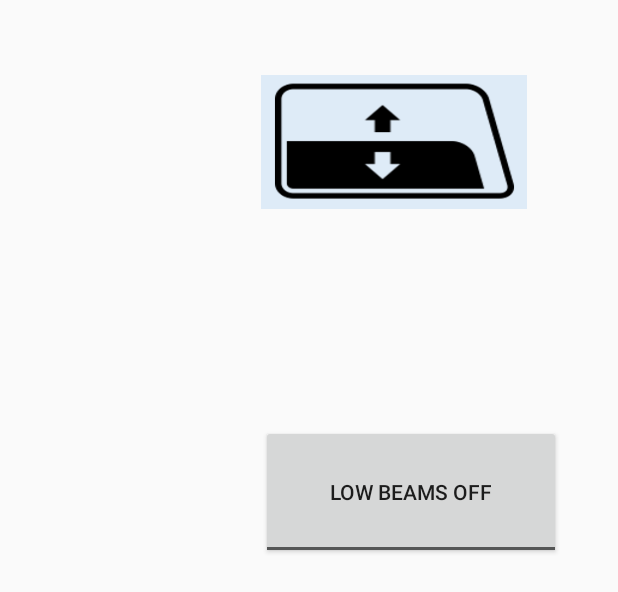
After one commit to mazaval4/carApp, an Android app: the layout car_layout_step2.xml on its own in the app's theme, with its tools: preview values and no code run, on a phone screen of 412 x 824 dp. The commit adds this screen. Shown: the top 592 px of the screen. Run offline under Robolectric (Android 15) with nearby library versions, the phone set to English and light mode, and no system bars.

Commit message:
Car Portion First Commit
Needs a back button, home button, and a timer, but this is what I got so
far.

```diff
--- /dev/null
+++ b/app/src/main/res/layout/car_layout_step2.xml
@@ -0,0 +1,62 @@
+<?xml version="1.0" encoding="utf-8"?>
+<GridLayout xmlns:android="http://schemas.android.com/apk/res/android"
+    xmlns:tools="http://schemas.android.com/tools"
+    android:layout_width="match_parent"
+    android:layout_height="match_parent"
+    android:rowCount="2"
+    android:columnCount="2">
+
+
+    <ToggleButton
+        android:layout_width="wrap_content"
+        android:layout_height="89dp"
+        android:id="@+id/lowBeamToggle"
+        android:layout_marginBottom="144dp"
+        android:layout_marginLeft="174dp"
+        android:layout_marginStart="174dp"
+        android:checked="false"
+        android:layout_row="1"
+        android:layout_column="0"
+        android:width="200dp"
+        android:textOff="@string/lowBeamOff"
+        android:textOn="@string/lowBeamOn" />
+
+    <ToggleButton
+        android:layout_width="wrap_content"
+        android:layout_height="89dp"
+        android:id="@+id/highBeamToggle"
+        android:layout_marginBottom="144dp"
+        android:layout_marginLeft="174dp"
+        android:layout_marginStart="174dp"
+        android:checked="false"
+        android:layout_row="1"
+        android:layout_column="1"
+        android:width="200dp"
+        android:textOff="@string/highBeamOff"
+        android:textOn="@string/highBeamOn" />
+
+    <ImageButton
+        android:layout_width="177dp"
+        android:layout_height="89dp"
+        android:id="@+id/windowBtn"
+        android:layout_marginBottom="144dp"
+        android:layout_marginLeft="174dp"
+        android:layout_marginStart="174dp"
+        android:layout_row="0"
+        android:layout_column="0"
+        android:background="@mipmap/window"
+        android:layout_marginTop="50dp" />
+
+    <ImageButton
+        android:layout_width="178dp"
+        android:layout_height="89dp"
+        android:id="@+id/wiperBtn"
+        android:layout_marginBottom="144dp"
+        android:layout_marginLeft="174dp"
+        android:layout_marginStart="174dp"
+        android:layout_row="0"
+        android:layout_column="1"
+        android:background="@mipmap/wiper"
+        android:layout_marginTop="50dp" />/>
+
+</GridLayout>
--- a/app/src/main/res/values/strings.xml
+++ b/app/src/main/res/values/strings.xml
@@ -1,3 +1,13 @@
 <resources>
     <string name="app_name">CarSystem</string>
+    <string name="lowBeamToggle">Low Beam Toggle</string>
+    <string name="lowBeamOff">Low Beams Off</string>
+    <string name="lowBeamOn">Low Beams On</string>
+    <string name="highBeamOff">High Beams Off</string>
+    <string name="highBeamOn">High Beams On</string>
+    <string name="windowLevel">Window Level</string>
+    <string name="wiperOptions">Windshield Wiper Options</string>
+    <string name="wiperOn">Windshield Wiper On</string>
+    <string name="wiperOff">Windshield Wiper Off</string>
+    <string name="wiperText">Switch Mode</string>
 </resources>
```
Also changed, not shown: app/src/main/java/com/ser401/carsystem/MainActivity.java (+34 -0 lines), app/src/main/res/layout/window_layout.xml (added, +43 -0 lines), app/src/main/res/layout/wiper_layout.xml (added, +39 -0 lines), app/src/main/res/mipmap-hdpi/window.png (added), app/src/main/res/mipmap-hdpi/wiper.png (added), app/src/main/res/mipmap-mdpi/window.png (added), app/src/main/res/mipmap-mdpi/wiper.png (added), app/src/main/res/mipmap-xhdpi/window.png (added), app/src/main/res/mipmap-xhdpi/wiper.png (added), app/src/main/res/mipmap-xxhdpi/window.png (added), app/src/main/res/mipmap-xxhdpi/wiper.png (added), app/src/main/res/mipmap-xxxhdpi/window.png (added), app/src/main/res/mipmap-xxxhdpi/wiper.png (added), app/src/main/window.png (added), 1 more files.
